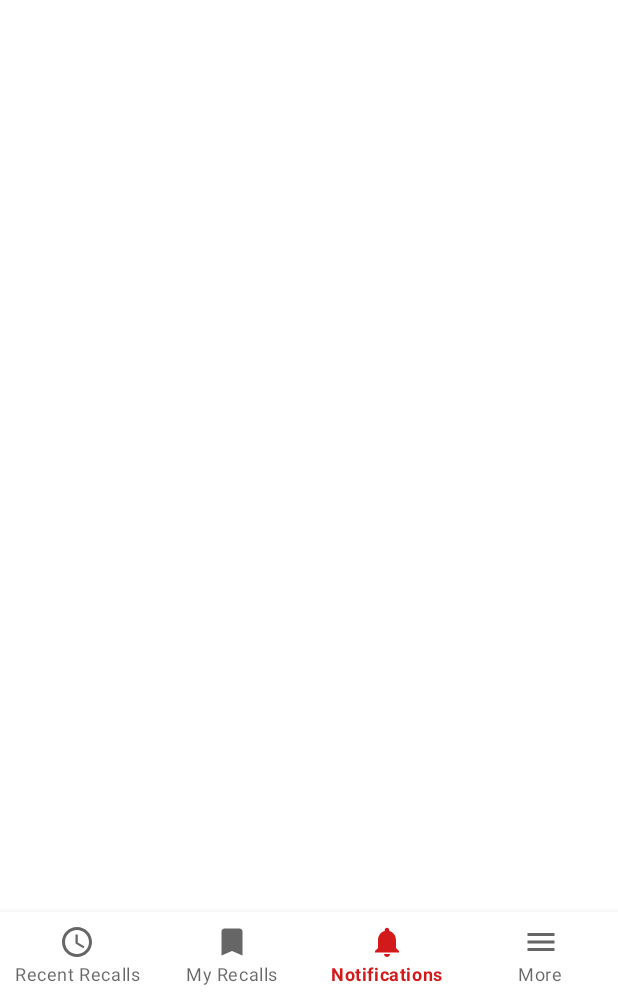
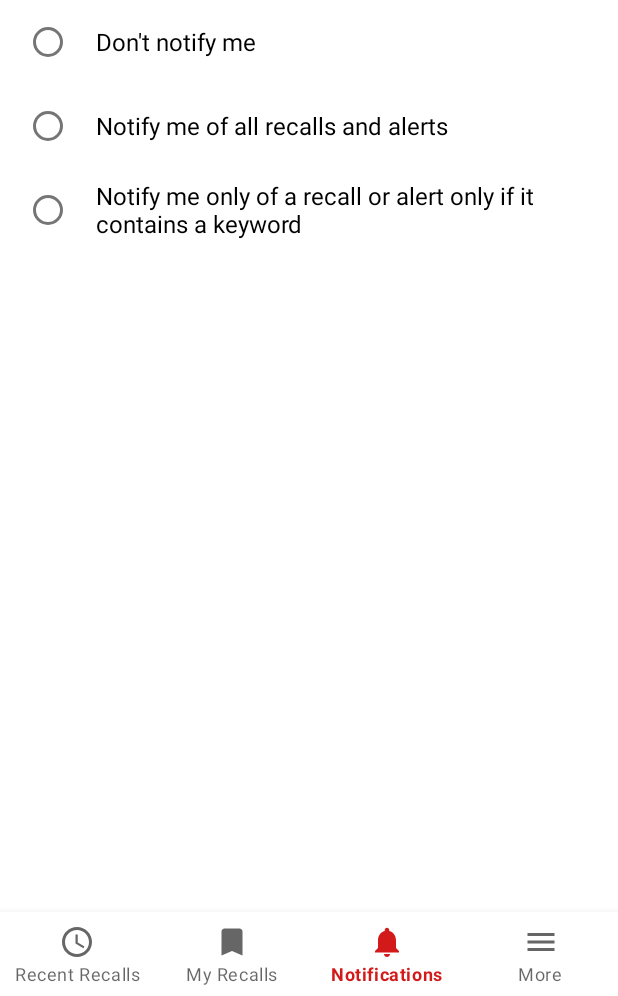
Before and after one commit to Sonphil/CanadaRecallsAndSafetyAlerts, an Android app: the NotificationsFragment screen opened through its navigation route, on a phone screen of 412 x 824 dp, the part 240-1236 px from its top. Run offline under Robolectric (Android 15) with nearby library versions, the phone set to English and light mode, and no system bars; our stand-ins replace Dagger/Hilt's generated code, Room's generated code, navigation-ui; libraries missing offline, so code that uses them is left out: es.dmoral.toasty, jp.wasabeef.recyclerview; 13 statements that could not run were skipped.

Commit message:
Add radio buttons to NotificationsFragment's layout

```diff
--- a/app/src/main/res/layout/fragment_notifications.xml
+++ b/app/src/main/res/layout/fragment_notifications.xml
@@ -1,8 +1,41 @@
 <?xml version="1.0" encoding="utf-8"?>
-<FrameLayout xmlns:android="http://schemas.android.com/apk/res/android"
+<LinearLayout xmlns:android="http://schemas.android.com/apk/res/android"
     xmlns:tools="http://schemas.android.com/tools"
     android:layout_width="match_parent"
     android:layout_height="match_parent"
+    android:orientation="vertical"
     tools:context=".presentation.notification.NotificationsFragment">
 
-</FrameLayout>
+    <RadioGroup
+        android:layout_width="match_parent"
+        android:layout_height="wrap_content"
+        android:paddingStart="16dp">
+
+        <RadioButton
+            android:id="@+id/radio_button_no_notifications"
+            android:layout_width="match_parent"
+            android:layout_height="56dp"
+            android:paddingStart="16dp"
+            android:paddingEnd="16dp"
+            android:text="@string/label_no_notifications"
+            android:textSize="16sp" />
+
+        <RadioButton
+            android:id="@+id/radio_button_all_notifications"
+            android:layout_width="match_parent"
+            android:layout_height="56dp"
+            android:paddingStart="16dp"
+            android:paddingEnd="16dp"
+            android:text="@string/label_all_notifications"
+            android:textSize="16sp" />
+
+        <RadioButton
+            android:id="@+id/radio_button_keywords_notifications"
+            android:layout_width="match_parent"
+            android:layout_height="56dp"
+            android:paddingStart="16dp"
+            android:paddingEnd="16dp"
+            android:text="@string/label_keywords_notifications"
+            android:textSize="16sp" />
+    </RadioGroup>
+</LinearLayout>
--- a/app/src/main/res/menu/menu_notifications.xml
+++ b/app/src/main/res/menu/menu_notifications.xml
@@ -4,6 +4,6 @@
     <item
         android:id="@+id/item_notifications_settings"
         android:icon="@drawable/ic_settings_white_24dp"
-        android:title="@string/title_settings"
+        android:title="@string/title_notifications_settings"
         app:showAsAction="always" />
 </menu>
--- a/app/src/main/res/values/strings.xml
+++ b/app/src/main/res/values/strings.xml
@@ -1,10 +1,13 @@
 <resources>
     <string name="app_name" translatable="false">Recalls and Safety Alerts</string>
 
+    <!-- Bottom navigation view -->
     <string name="title_recent">Recent Recalls</string>
     <string name="title_my_recalls">My Recalls</string>
     <string name="title_notifications">Notifications</string>
     <string name="title_more">More</string>
+
+    <!-- Recalls -->
     <string name="label_category_food">Food</string>
     <string name="label_category_vehicle">Vehicle</string>
     <string name="label_category_health_product">Health Product</string>
@@ -18,6 +21,14 @@
     <string name="label_done">Done</string>
     <string name="error_generic">An error has occurred</string>
     <string name="error_offline">No Internet Connection</string>
+
+    <!-- Notifications -->
+    <string name="title_notifications_settings">Notifications Settings</string>
+    <string name="label_no_notifications">Don\'t notify me</string>
+    <string name="label_all_notifications">Notify me of all recalls and alerts</string>
+    <string name="label_keywords_notifications">Notify me only of a recall or alert only if it contains a keyword</string>
+
+    <!-- More -->
     <string name="title_settings">Settings</string>
     <string name="title_report">Report a Recall</string>
     <string name="url_report">https://www.canada.ca/en/services/health/report-health-safety-concern.html</string>
```
Also changed, not shown: 1 other file.
